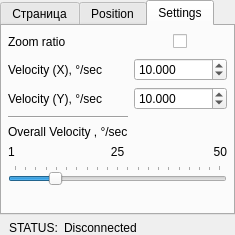
Before: the Qt Designer form motion_controller/motion_controller.ui in daniil445/aerial_warden, drawn with Qt 5.
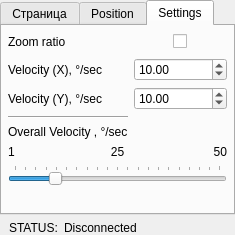
After: the same form once the commit is applied. The open tabs and pages were chosen to show the change. Icons and pictures are not drawn. Custom widgets are drawn as their Qt base class.

Patch:
```diff
--- a/motion_controller/motion_controller.ui
+++ b/motion_controller/motion_controller.ui
@@ -352,13 +352,13 @@
             <enum>Qt::FocusPolicy::WheelFocus</enum>
            </property>
            <property name="decimals">
-            <number>3</number>
+            <number>2</number>
            </property>
            <property name="minimum">
-            <double>0.001000000000000</double>
+            <double>0.050000000000000</double>
            </property>
            <property name="maximum">
-            <double>300.000000000000000</double>
+            <double>170.000000000000000</double>
            </property>
            <property name="singleStep">
             <double>0.010000000000000</double>
@@ -429,10 +429,10 @@
             <enum>Qt::FocusPolicy::WheelFocus</enum>
            </property>
            <property name="decimals">
-            <number>3</number>
+            <number>2</number>
            </property>
            <property name="minimum">
-            <double>0.001000000000000</double>
+            <double>0.050000000000000</double>
            </property>
            <property name="maximum">
             <double>300.000000000000000</double>
```
Left out of the diff: 2 changed lines with no effect on the pictures.
